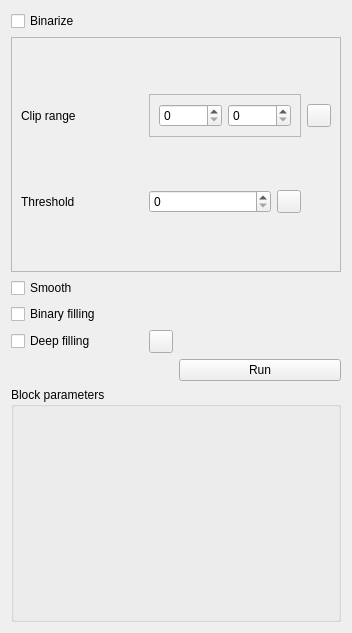
This is ClearMap/gui/creator/vasculature_params.ui in ClearAnatomics/ClearMap as Qt 5 draws it before an edit. The edited form follows.
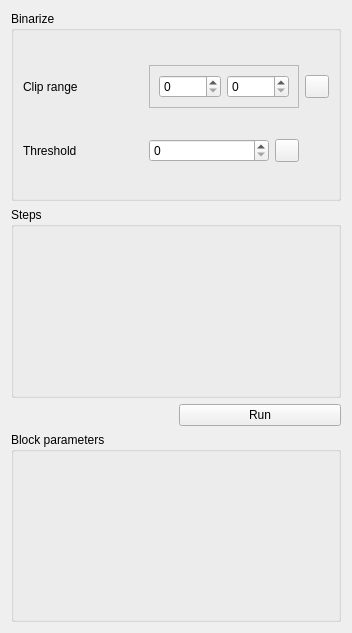
This is the edited form. Icons and pictures are not drawn.

Commit message: OVERHAUL: vasculature binarization GUI. Completely reworks `ProcessorSteps` and adds widget to modify step order. Bug fixes

Patch:
```diff
--- a/ClearMap/gui/creator/vasculature_params.ui
+++ b/ClearMap/gui/creator/vasculature_params.ui
@@ -21,56 +21,18 @@
      </property>
     </widget>
    </item>
-   <item row="2" column="0">
-    <layout class="QGridLayout" name="gridLayout_9">
-     <item row="1" column="0">
-      <widget class="QCheckBox" name="binarizationBinaryFillingCheckBox">
-       <property name="text">
-        <string>Binary filling</string>
-       </property>
-      </widget>
-     </item>
-     <item row="2" column="0">
-      <widget class="QCheckBox" name="binarizationDeepFillingCheckBox">
-       <property name="whatsThis">
-        <string>&lt;html&gt;&lt;head/&gt;&lt;body&gt;&lt;p&gt;In this step a trained convolutional deep network &lt;/p&gt;&lt;p&gt;is applied to fill the holes of hollow vessels in the &lt;/p&gt;&lt;p&gt;vasculature and arteries data.&lt;/p&gt;&lt;p&gt;&lt;br/&gt;&lt;/p&gt;&lt;/body&gt;&lt;/html&gt;</string>
-       </property>
-       <property name="text">
-        <string>Deep filling</string>
-       </property>
-      </widget>
-     </item>
-     <item row="0" column="0">
-      <widget class="QCheckBox" name="binarizationSmoothingCheckBox">
-       <property name="text">
-        <string>Smooth</string>
-       </property>
-      </widget>
-     </item>
-     <item row="2" column="1">
-      <widget class="QToolButton" name="binarizationDeepFillingInfoToolButton">
-       <property name="icon">
-        <iconset>
-         <normaloff>:/icons/icons/info.svg</normaloff>:/icons/icons/info.svg</iconset>
-       </property>
-      </widget>
-     </item>
-    </layout>
-   </item>
-   <item row="0" column="0">
-    <widget class="QCheckBox" name="runBinarizationCheckBox">
-     <property name="text">
-      <string>Binarize</string>
+   <item row="2" column="0" colspan="2">
+    <widget class="QGroupBox" name="binarizationStepsGroupBox">
+     <property name="title">
+      <string>Steps</string>
      </property>
+     <layout class="QVBoxLayout" name="verticalLayout_2"/>
     </widget>
    </item>
    <item row="1" column="0" colspan="2">
-    <widget class="QFrame" name="frame">
-     <property name="frameShape">
-      <enum>QFrame::StyledPanel</enum>
-     </property>
-     <property name="frameShadow">
-      <enum>QFrame::Raised</enum>
+    <widget class="QGroupBox" name="groupBox">
+     <property name="title">
+      <string>Binarize</string>
      </property>
      <layout class="QGridLayout" name="gridLayout_3">
       <item row="0" column="0">
```
The commit also changes 11 other files.
